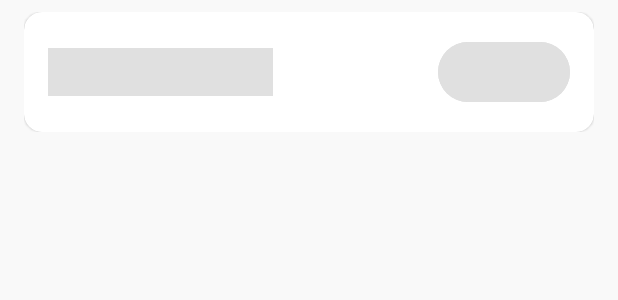
After one commit to Than0s-op/ParkPilot_Business, an Android app: the layout shimmer_free_spot_list_item.xml on its own in the app's theme, with its tools: preview values and no code run, on a phone screen of 412 x 824 dp. The commit adds this screen. Shown: the top 300 px of the screen. Run offline under Robolectric (Android 15) with nearby library versions, the phone set to English and light mode, and no system bars.

Commit message:
shimmer effect added in spot list

```diff
--- /dev/null
+++ b/app/src/main/res/layout/shimmer_free_spot_list_item.xml
@@ -0,0 +1,35 @@
+<?xml version="1.0" encoding="utf-8"?>
+<com.facebook.shimmer.ShimmerFrameLayout xmlns:android="http://schemas.android.com/apk/res/android"
+    xmlns:app="http://schemas.android.com/apk/res-auto"
+    android:layout_width="match_parent"
+    android:layout_height="wrap_content"
+    android:layout_marginHorizontal="16dp"
+    android:layout_marginVertical="8dp"
+    app:shimmer_auto_start="true">
+
+    <com.google.android.material.card.MaterialCardView
+        style="?attr/materialCardViewElevatedStyle"
+        android:layout_width="match_parent"
+        android:layout_height="wrap_content"
+        android:clickable="true"
+        app:contentPadding="16dp">
+
+        <TextView
+            android:layout_width="wrap_content"
+            android:layout_height="wrap_content"
+            android:layout_gravity="center_vertical"
+            android:width="150dp"
+            android:height="32sp"
+            android:background="#E0E0E0"
+            android:hint=" " />
+
+        <com.google.android.material.button.MaterialButton
+            android:layout_width="wrap_content"
+            android:layout_height="wrap_content"
+            android:layout_gravity="end|center_vertical"
+            android:backgroundTint="#E0E0E0"
+            android:text=" " />
+
+    </com.google.android.material.card.MaterialCardView>
+
+</com.facebook.shimmer.ShimmerFrameLayout>
--- a/app/src/main/res/values/colors.xml
+++ b/app/src/main/res/values/colors.xml
@@ -49,7 +49,7 @@
     <color name="md_theme_surfaceDim">#DDD9D8</color>
     <color name="md_theme_surfaceBright">#FCF8F8</color>
     <color name="md_theme_surfaceContainerLowest">#FFFFFF</color>
-    <color name="md_theme_surfaceContainerLow">#F7F3F2</color>
+    <color name="md_theme_surfaceContainerLow">#FFFFFF</color>
     <color name="md_theme_surfaceContainer">#F1EDEC</color>
     <color name="md_theme_surfaceContainerHigh">#EBE7E7</color>
     <color name="md_theme_surfaceContainerHighest">#E5E2E1</color>
```
Also changed, not shown: app/src/main/java/com/application/parkpilotreg/activity/FreeSpotList.kt (+22 -2 lines), app/src/main/java/com/application/parkpilotreg/viewModel/FreeSpotListViewModel.kt (+4 -5 lines), app/src/main/res/layout/free_spot_list.xml (+62 -19 lines), app/src/main/res/layout/free_spot_list_item.xml (+5 -3 lines).
